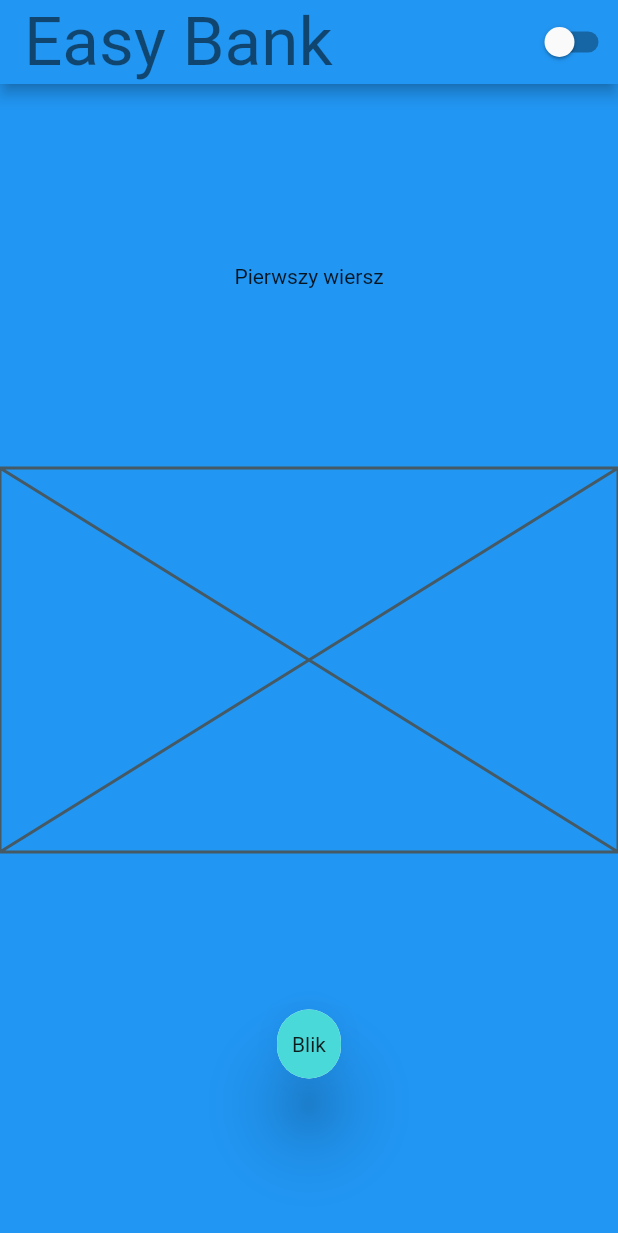
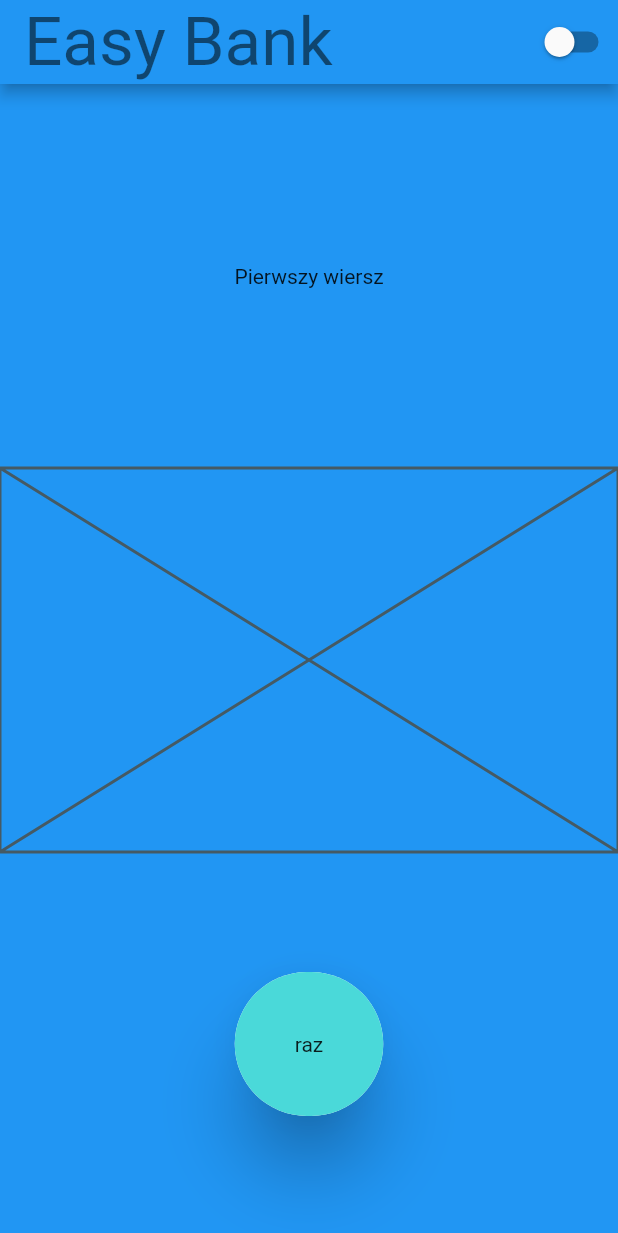
Before and after one commit to pawelwlazlo/flutter_playground, a Flutter app: the screen it shows after launch, on a phone screen of 412 x 824 dp. Shown: the top 1233 px of the screen. Run offline on Flutter 3.47's test engine with Material 2 defaults, Android fonts, the phone set to English and light mode, and no system bars.

Commit message:
dodanie widgetu klawiszy

```diff
--- a/lib/application/pages/title/widgets/bottom_section.dart
+++ b/lib/application/pages/title/widgets/bottom_section.dart
@@ -1,4 +1,5 @@
 import 'package:flutter/material.dart';
+import 'package:flutter_playground/application/pages/title/widgets/command.dart';
 import 'package:flutter_playground/application/pages/title/widgets/custom_button.dart';
 
 class BankBottomSection extends StatelessWidget {
@@ -8,14 +9,8 @@ class BankBottomSection extends StatelessWidget {
   Widget build(BuildContext context) {
     return PageView(
       children: const <Widget>[
-        Center(
-          child: Column(
-            mainAxisAlignment: MainAxisAlignment.center,
-            children: [
-              CustomButton(),
-            ],
-          ),
-        ),
+        Command(buttonText:"raz"),
+        Command(buttonText: "dwa",)
       ],
     );
   }
--- /dev/null
+++ b/lib/application/pages/title/widgets/command.dart
@@ -0,0 +1,21 @@
+import 'package:flutter/material.dart';
+
+import 'custom_button.dart';
+
+class Command extends StatelessWidget {
+  final String buttonText;
+
+  const Command({super.key, required this.buttonText});
+
+  @override
+  Widget build(BuildContext context) {
+    return Center(
+      child: Column(
+        mainAxisAlignment: MainAxisAlignment.center,
+        children: [
+          CustomButton(buttonText: buttonText),
+        ],
+      ),
+    );
+  }
+}
--- a/lib/application/pages/title/widgets/custom_button.dart
+++ b/lib/application/pages/title/widgets/custom_button.dart
@@ -1,7 +1,8 @@
 import 'package:flutter/material.dart';
 
 class CustomButton extends StatelessWidget {
-  const CustomButton({Key? key}) : super(key: key);
+  final String buttonText;
+  const CustomButton({super.key, required this.buttonText});
 
   @override
   Widget build(BuildContext context) {
@@ -12,16 +13,16 @@ class CustomButton extends StatelessWidget {
         padding: const EdgeInsets.all(1.0),
         child: Material(
           elevation: 20,
-          borderRadius: const BorderRadius.all(Radius.circular(150)),
+          borderRadius: const BorderRadius.all(Radius.circular(100)),
           child: Container(
               decoration: BoxDecoration(
                 color: theme.colorScheme.secondary,
                 borderRadius: const BorderRadius.all(Radius.circular(100)),
               ),
-              child: const Padding(
-                  padding: EdgeInsets.symmetric(
-                      horizontal: 10, vertical: 15),
-                    child: Text('Blik'),
+              child: Padding(
+                  padding: const EdgeInsets.symmetric(
+                      horizontal: 40, vertical: 40),
+                    child: Text(buttonText),
               )),
         ),
       ),
```
